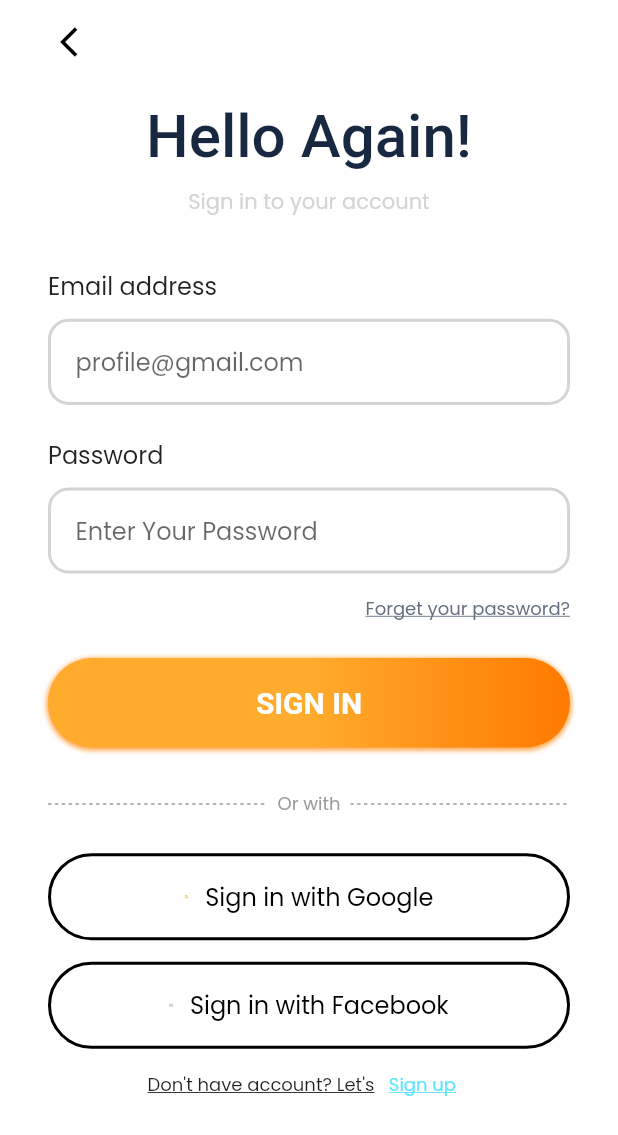
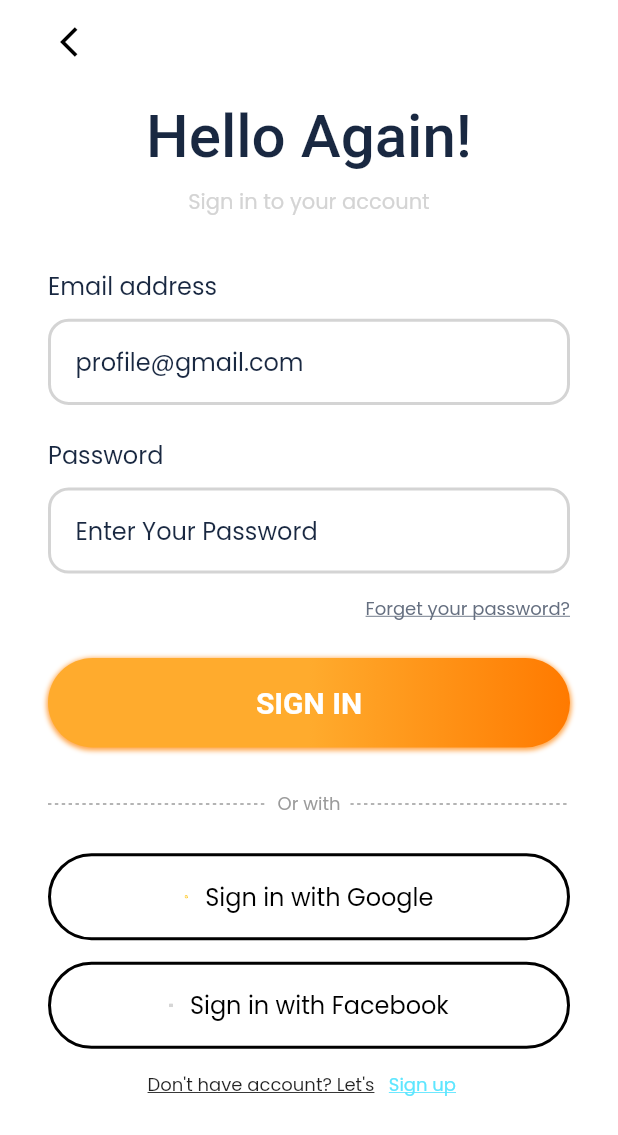
Before and after one commit to RitutoshAeologic/buddee_ui, a Flutter app: the screen it shows after launch, after a tap on "SIGN IN", on a phone screen of 412 x 824 dp. Shown: the top 1135 px of the screen. Run offline on Flutter 3.47's test engine with Material 2 defaults, Android fonts, the phone set to English and light mode, and no system bars; our stand-ins replace camera, flutter_screenutil, flutter_svg, get, image_picker, toggle_switch; Roboto replaces fonts that are missing (PoppinsR); project files that could hold a hidden picture were left out.

Commit message:
buddee ui

```diff
--- a/lib/core/constants/font_style.dart
+++ b/lib/core/constants/font_style.dart
@@ -56,6 +56,7 @@ class AppTextStyle {
       fontSize: 16,
       fontWeight: FontWeight.w400,
       fontFamily: 'Poppins',
+    color: AppColors.textblueColor,
   );
   static TextStyle lightbluetext = const TextStyle(
     fontSize: 16,
--- a/lib/core/ui/onboard_screen.dart
+++ b/lib/core/ui/onboard_screen.dart
@@ -41,12 +41,19 @@ class _OnBoardScreenState extends State<OnBoardScreen> {
               children: [
                 Positioned(
                     child:
+    //                     Image.asset(AppIcons.buddeeLogoJpg,
+    //                     width: ScreenUtil().setWidth(450),
+    //                       height: ScreenUtil().setHeight(253),
+    // ),
                 SvgPicture.asset(AppIcons.buddeeLogo,
-              //  height: ScreenUtil().setHeight(100),
-                  width: ScreenUtil().setWidth(270),
+              // height: ScreenUtil().setHeight(450),
+                width: ScreenUtil().setWidth(253),
                 ),
                   bottom: 50,
-                  left: 50
+                  left: 20,
+                  right: 20,
+                  //left:5
+                  //right:5
                 ),
 
               ],
```
